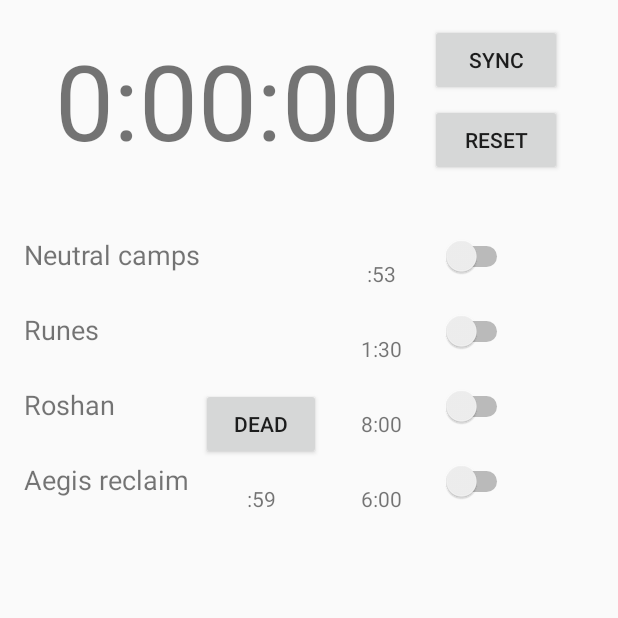
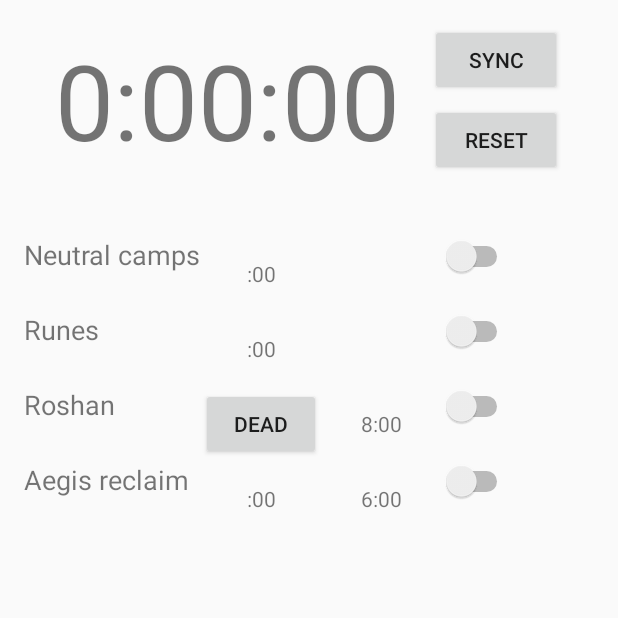
Before and after one commit to rmcconkey/DotaTimer, an Android app: the screen it shows after launch (MainActivity), on a phone screen of 412 x 824 dp, the top half of it. Run offline under Robolectric (Android 15) with nearby library versions, the phone set to English and light mode, and no system bars.

Commit message:
- added more TextView references for controlling the display, updateAlertTimers for updating based on values

```diff
--- a/app/src/main/java/com/example/rmcconkey/dotatimer/MainActivity.java
+++ b/app/src/main/java/com/example/rmcconkey/dotatimer/MainActivity.java
@@ -17,6 +17,8 @@ import android.widget.Switch;
 import android.widget.TextView;
 import android.widget.Toast;
 
+import org.w3c.dom.Text;
+
 public class MainActivity extends Activity implements NumberPicker.OnValueChangeListener
 {
 
@@ -27,6 +29,13 @@ public class MainActivity extends Activity implements NumberPicker.OnValueChange
     private TextView mainClockHours;
     private TextView mainClockMinutes;
     private TextView mainClockSeconds;
+
+    private TextView roshanCountdown;
+    private TextView aegisCountdown;
+
+    private TextView neutralCampAlertTimeDisplay;
+    private TextView runeAlertTimeDisplay;
+    private TextView aegisAlertTimeDisplay;
 
     private Button syncButton;
 
@@ -80,6 +89,13 @@ public class MainActivity extends Activity implements NumberPicker.OnValueChange
         mainClockMinutes = (TextView)findViewById(R.id.mainClockMinutes);
         mainClockSeconds = (TextView)findViewById(R.id.mainClockSeconds);
 
+        roshanCountdown = (TextView)findViewById(R.id.roshan_countdown);
+        aegisCountdown = (TextView)findViewById(R.id.aegis_countdown);
+
+        neutralCampAlertTimeDisplay = (TextView)findViewById(R.id.neutral_camp_alert_time_display);
+        runeAlertTimeDisplay = (TextView)findViewById(R.id.rune_alert_time_display);
+        aegisAlertTimeDisplay = (TextView)findViewById(R.id.aegis_reclaim_alert_time_display);
+
         neutralCampSwitch = (Switch)findViewById(R.id.neutralCampSwitch);
         runeSwitch = (Switch)findViewById(R.id.runeSwitch);
         roshanSwitch = (Switch)findViewById(R.id.roshanSwitch);
@@ -110,6 +126,7 @@ public class MainActivity extends Activity implements NumberPicker.OnValueChange
         super.onResume();
 
         loadSettings();
+        updateAlertTimers();
     }
 
     private void loadSettings() {
@@ -122,6 +139,26 @@ public class MainActivity extends Activity implements NumberPicker.OnValueChange
         runeSwitch.setChecked(prefs.getBoolean(RUNE_SWITCH, false));
         roshanSwitch.setChecked(prefs.getBoolean(ROSHAN_SWITCH, false));
         aegisSwitch.setChecked(prefs.getBoolean(AEGIS_SWITCH, false));
+    }
+
+    private void updateAlertTimers() {
+        if (neutralAlertTime<10) {
+            neutralCampAlertTimeDisplay.setText(":0" + String.valueOf(neutralAlertTime));
+        } else {
+            neutralCampAlertTimeDisplay.setText(":" + String.valueOf(neutralAlertTime));
+        }
+
+        if (runeAlertTime<10) {
+            runeAlertTimeDisplay.setText(":0" + String.valueOf(runeAlertTime));
+        } else {
+            runeAlertTimeDisplay.setText(":" + String.valueOf(runeAlertTime));
+        }
+
+        if (aegisAlertTime<10) {
+            aegisAlertTimeDisplay.setText(":0" + String.valueOf(aegisAlertTime));
+        } else {
+            aegisAlertTimeDisplay.setText(":" + String.valueOf(aegisAlertTime));
+        }
     }
 
     @Override
@@ -312,4 +349,8 @@ public class MainActivity extends Activity implements NumberPicker.OnValueChange
 
         }
     }
+
+    public void setAlertTime(View view) {
+
+    }
 }
--- a/app/src/main/res/layout/activity_main.xml
+++ b/app/src/main/res/layout/activity_main.xml
@@ -103,12 +103,13 @@
                 android:layout_gravity="left"
                 android:textSize="18sp"/>
 
-            <View
+            <TextView
+                android:id="@+id/neutral_camp_alert_time_display"
+                android:text=":53"
+                android:onClick="setAlertTime"
                 style="@style/table_cell_style"/>
 
-            <TextView
-                android:id="@+id/neutral_camp_alert_time"
-                android:text=":53"
+            <View
                 style="@style/table_cell_style"/>
 
             <Switch
@@ -128,12 +129,13 @@
                 android:layout_gravity="left"
                 android:textSize="18sp"/>
 
-            <View
+            <TextView
+                android:id="@+id/rune_alert_time_display"
+                android:text="1:30"
+                android:onClick="setAlertTime"
                 style="@style/table_cell_style"/>
 
-            <TextView
-                android:id="@+id/rune_alert_time"
-                android:text="1:30"
+            <View
                 style="@style/table_cell_style"/>
 
             <Switch
@@ -160,6 +162,7 @@
                 style="@style/table_cell_style"/>
 
             <TextView
+                android:id="@+id/roshan_countdown"
                 android:text="8:00"
                 style="@style/table_cell_style"/>
 
@@ -181,13 +184,15 @@
                 android:textSize="18sp"/>
 
             <TextView
-                android:id="@+id/aegis_reclaim_alert_time"
+                android:id="@+id/aegis_reclaim_alert_time_display"
                 android:layout_width="wrap_content"
                 android:layout_height="wrap_content"
                 android:text=":59"
+                android:onClick="setAlertTime"
                 style="@style/table_cell_style"/>
 
             <TextView
+                android:id="@+id/aegis_countdown"
                 android:text="6:00"
                 style="@style/table_cell_style"/>
 
```
